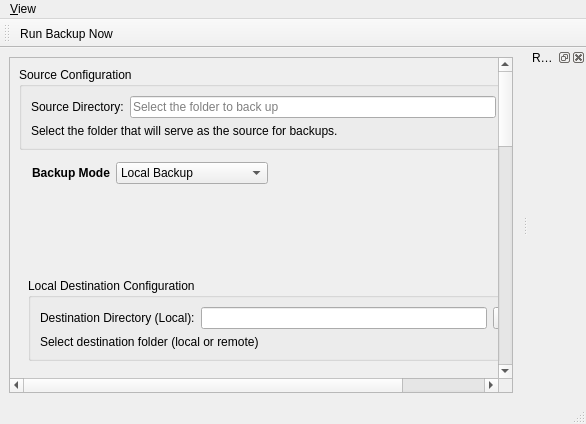
First picture: the form in backy_x/src/gui/MainWindow.ui, repository Mantinum/backyfull, before the edit.
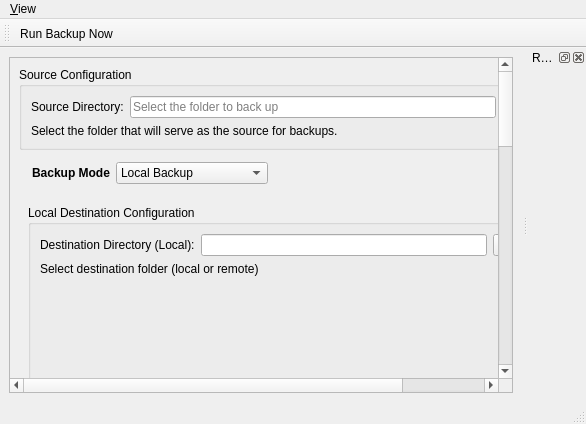
Second picture: the form after the edit.

Commit message: Fix local destination group box height

What changed in the file:
```diff
--- a/backy_x/src/gui/MainWindow.ui
+++ b/backy_x/src/gui/MainWindow.ui
@@ -148,7 +148,7 @@
             <item>
              <widget class="QGroupBox" name="localDestinationGroupBox">
               <property name="sizePolicy">
-               <sizepolicy hsizetype="Expanding" vsizetype="Fixed">
+               <sizepolicy hsizetype="Expanding" vsizetype="Preferred">
                 <horstretch>0</horstretch>
                 <verstretch>0</verstretch>
                </sizepolicy>
@@ -160,6 +160,21 @@
                <string>Local Destination Configuration</string>
               </property>
               <layout class="QFormLayout" name="localDestLayout">
+               <property name="leftMargin">
+                <number>9</number>
+               </property>
+               <property name="topMargin">
+                <number>9</number>
+               </property>
+               <property name="rightMargin">
+                <number>9</number>
+               </property>
+               <property name="bottomMargin">
+                <number>9</number>
+               </property>
+               <property name="spacing">
+                <number>6</number>
+               </property>
            <item row="0" column="0">
             <widget class="QLabel" name="labelDestDir">
              <property name="text">
```
Left out of the diff: 2 changed lines with no effect on the pictures.
